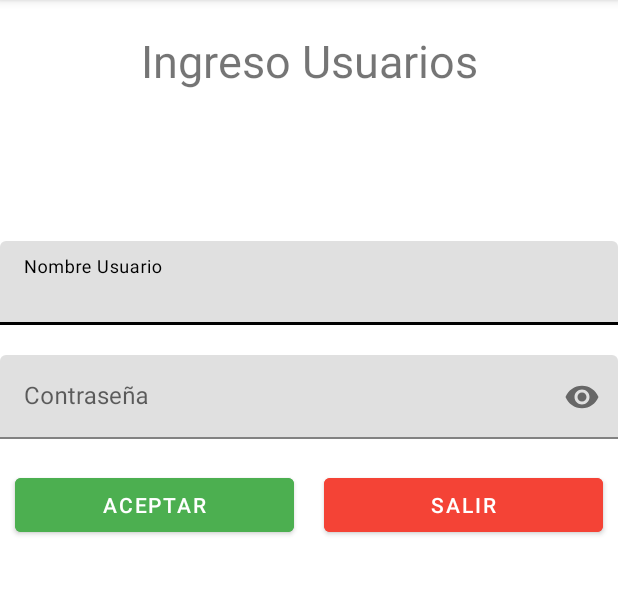
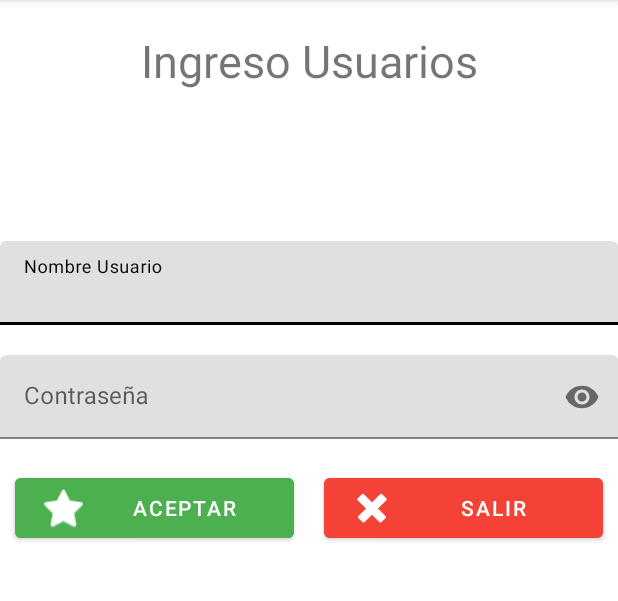
Before and after one commit to Panchober27/Trabajo2-AppMoviles, an Android app: the screen it shows after launch (MainActivity), on a phone screen of 412 x 824 dp, the part 84-685 px from its top. Run offline under Robolectric (Android 15) with nearby library versions, the phone set to English and light mode, and no system bars.

Commit message:
Iconos feos :(

```diff
--- a/app/src/main/res/layout/activity_main.xml
+++ b/app/src/main/res/layout/activity_main.xml
@@ -77,7 +77,8 @@
             android:layout_marginHorizontal="10dp"
             android:layout_weight="1"
             android:backgroundTint="#4CAF50"
-            android:text="@string/btnOk" />
+            android:text="@string/btnOk"
+            app:icon="@android:drawable/btn_star_big_on" />
 
         <Button
             android:id="@+id/btnCanel"
@@ -86,7 +87,8 @@
             android:layout_marginHorizontal="10dp"
             android:layout_weight="1"
             android:backgroundTint="#F44336"
-            android:text="@string/btnSalir" />
+            android:text="@string/btnSalir"
+            app:icon="@android:drawable/ic_delete" />
 
     </LinearLayout>
 
--- a/app/src/main/res/layout/activity_producto.xml
+++ b/app/src/main/res/layout/activity_producto.xml
@@ -124,7 +124,8 @@
             android:layout_marginHorizontal="10dp"
             android:layout_weight="1"
             android:text="@string/btnOk"
-            app:backgroundTint="#4CAF50"></Button>
+            app:backgroundTint="#4CAF50"
+            app:icon="@android:drawable/ic_input_add"></Button>
 
         <Button
             android:id="@+id/btnCancelarProducto"
@@ -133,7 +134,8 @@
             android:layout_marginHorizontal="10dp"
             android:layout_weight="1"
             android:text="@string/btnCancel"
-            app:backgroundTint="#F44336"></Button>
+            app:backgroundTint="#F44336"
+            app:icon="@android:drawable/ic_delete"></Button>
 
 
     </LinearLayout>
```
